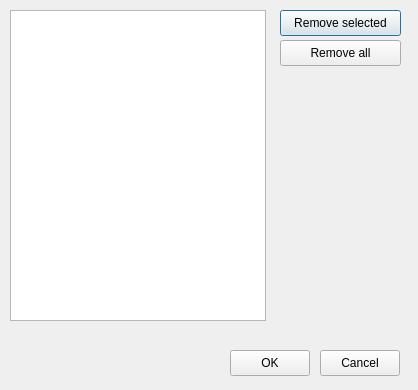
The window that ui/managelipidomes.ui (lifs-tools/lipidspace) describes before a commit, drawn with Qt 5.
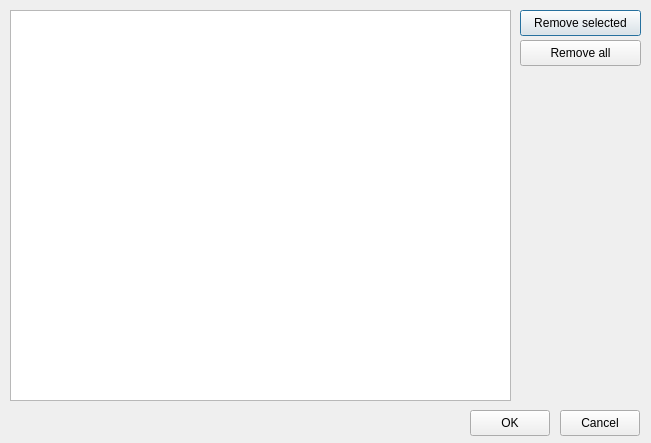
The same window after the commit.

What changed in the file:
```diff
--- a/ui/managelipidomes.ui
+++ b/ui/managelipidomes.ui
@@ -6,8 +6,8 @@
    <rect>
     <x>0</x>
     <y>0</y>
-    <width>418</width>
-    <height>390</height>
+    <width>651</width>
+    <height>443</height>
    </rect>
   </property>
   <property name="windowTitle">
@@ -24,15 +24,15 @@
     <rect>
      <x>10</x>
      <y>10</y>
-     <width>256</width>
-     <height>311</height>
+     <width>501</width>
+     <height>391</height>
     </rect>
    </property>
   </widget>
   <widget class="QPushButton" name="removeSelectedButton">
    <property name="geometry">
     <rect>
-     <x>280</x>
+     <x>520</x>
      <y>10</y>
      <width>121</width>
      <height>26</height>
@@ -45,7 +45,7 @@
   <widget class="QPushButton" name="removeAllButton">
    <property name="geometry">
     <rect>
-     <x>280</x>
+     <x>520</x>
      <y>40</y>
      <width>121</width>
      <height>26</height>
@@ -58,8 +58,8 @@
   <widget class="QPushButton" name="okButton">
    <property name="geometry">
     <rect>
-     <x>230</x>
-     <y>350</y>
+     <x>470</x>
+     <y>410</y>
      <width>80</width>
      <height>26</height>
     </rect>
@@ -71,8 +71,8 @@
   <widget class="QPushButton" name="cancelButton">
    <property name="geometry">
     <rect>
-     <x>320</x>
-     <y>350</y>
+     <x>560</x>
+     <y>410</y>
      <width>80</width>
      <height>26</height>
     </rect>
```
